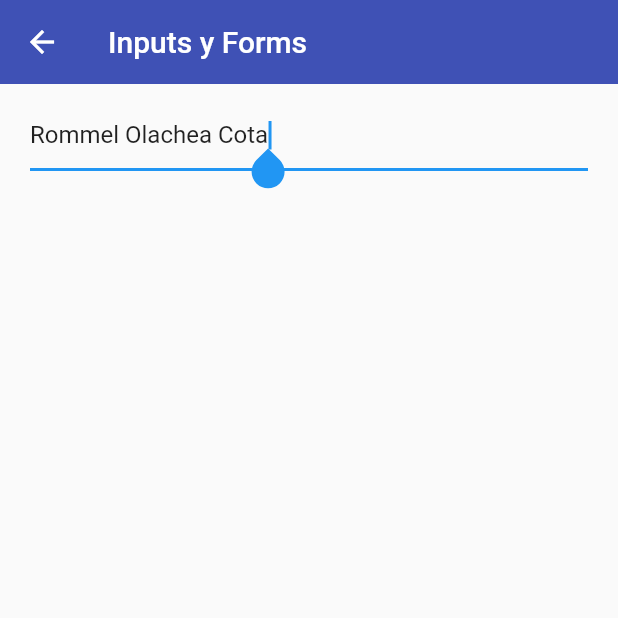
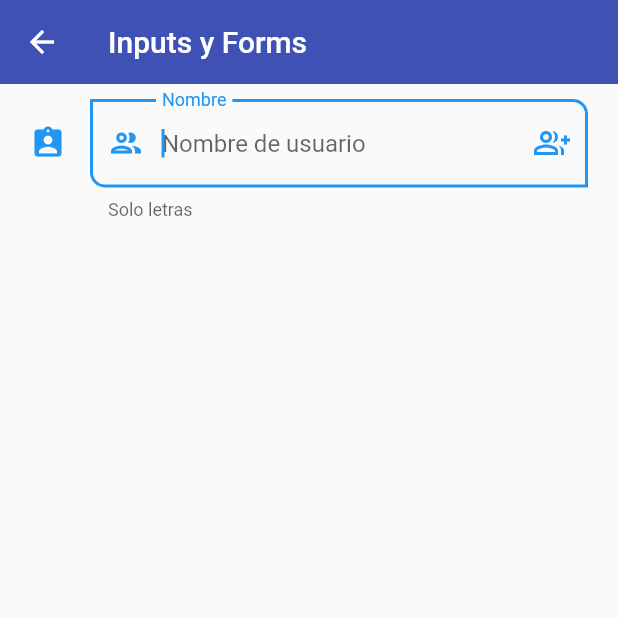
Before and after one commit to RommelOlachea/flutter-components, a Flutter app: the InputsScreen screen opened by its route, on a phone screen of 412 x 824 dp, the top half of it. Run offline on Flutter 3.47's test engine with Material 2 defaults, Android fonts, the phone set to English and light mode, and no system bars.

```diff
--- a/lib/screens/inputs_screen.dart
+++ b/lib/screens/inputs_screen.dart
@@ -16,11 +16,29 @@ class InputsScreen extends StatelessWidget {
               children: [
                 TextFormField(
                   autofocus: true,
-                  initialValue: 'Rommel Olachea Cota',
+                  initialValue: '',
                   textCapitalization: TextCapitalization.words,
                   onChanged: (value) {
                     print(value);
                   },
+                  validator: (value) {
+                    if (value == null) return 'Este campo es requerido';
+                    return value.length < 3 ? 'Minimo 3 letras' : null;
+                  },
+                  autovalidateMode: AutovalidateMode.onUserInteraction,
+                  decoration: const InputDecoration(
+                      hintText: 'Nombre de usuario',
+                      labelText: 'Nombre',
+                      helperText: 'Solo letras',
+                      suffixIcon: Icon(Icons.group_add_outlined),
+                      prefixIcon: Icon(Icons.group_outlined),
+                      icon: Icon(Icons.assignment_ind_rounded),
+                      // focusedBorder: OutlineInputBorder(
+                      //     borderSide: BorderSide(color: Colors.green)),
+                      border: OutlineInputBorder(
+                          borderRadius: BorderRadius.only(
+                              bottomLeft: Radius.circular(10),
+                              topRight: Radius.circular(10)))),
                 )
               ],
             ),
```
